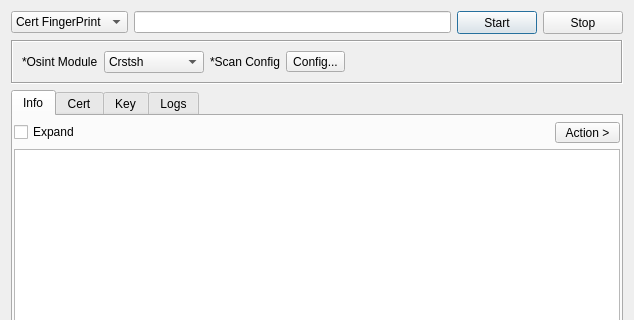
Before: the Qt Designer form sub3suite/src/tools/CertTool.ui in 3nock/OTE, drawn with Qt 5; both pictures show x 0 to 634 and y 0 to 320 of the 634 by 504 pixel window.
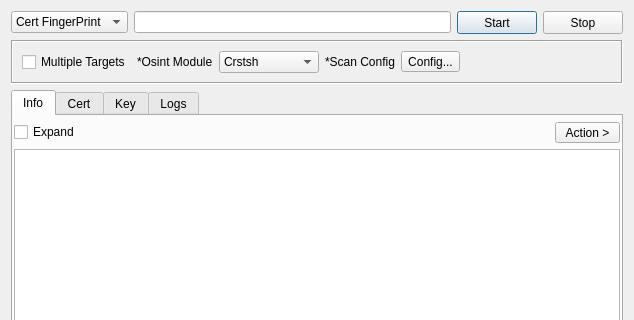
After: the same form once the commit is applied.

The edit to the form file:
```diff
--- a/sub3suite/src/tools/CertTool.ui
+++ b/sub3suite/src/tools/CertTool.ui
@@ -88,6 +88,13 @@
       <enum>QFrame::Sunken</enum>
      </property>
      <layout class="QHBoxLayout" name="horizontalLayout_2">
+      <item>
+       <widget class="QCheckBox" name="checkBoxMultipleTargets">
+        <property name="text">
+         <string>Multiple Targets</string>
+        </property>
+       </widget>
+      </item>
       <item>
        <widget class="QLabel" name="labelOption">
         <property name="minimumSize">
```
